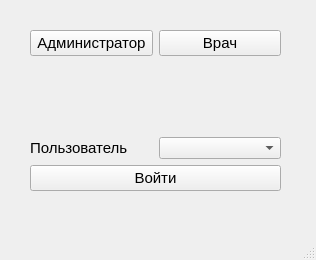
Before: the Qt Designer form ui/enter1.ui in flexyw1be/DentalProject, drawn with Qt 5.
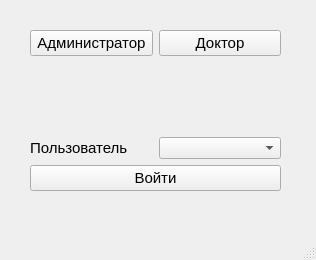
After: the same form once the commit is applied.

What changed in the file:
```diff
--- a/ui/enter1.ui
+++ b/ui/enter1.ui
@@ -68,7 +68,7 @@
           </font>
          </property>
          <property name="text">
-          <string>Врач</string>
+          <string>Доктор</string>
          </property>
         </widget>
        </item>
```
